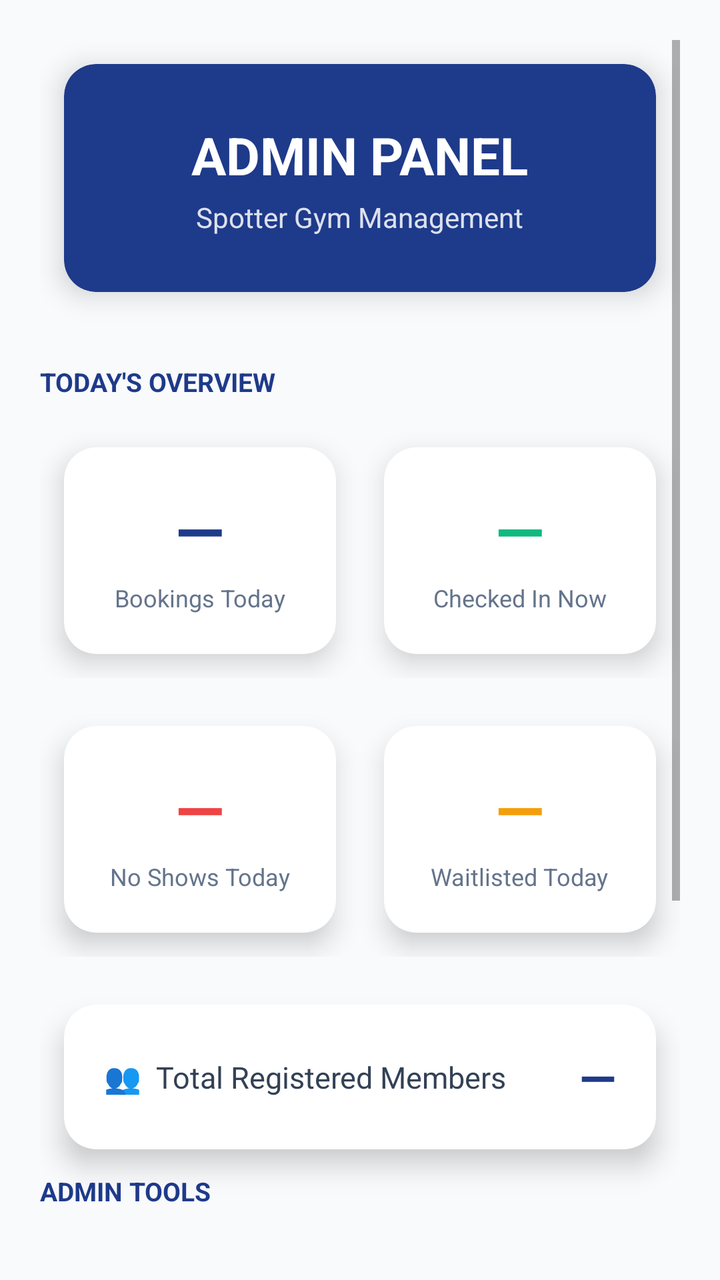
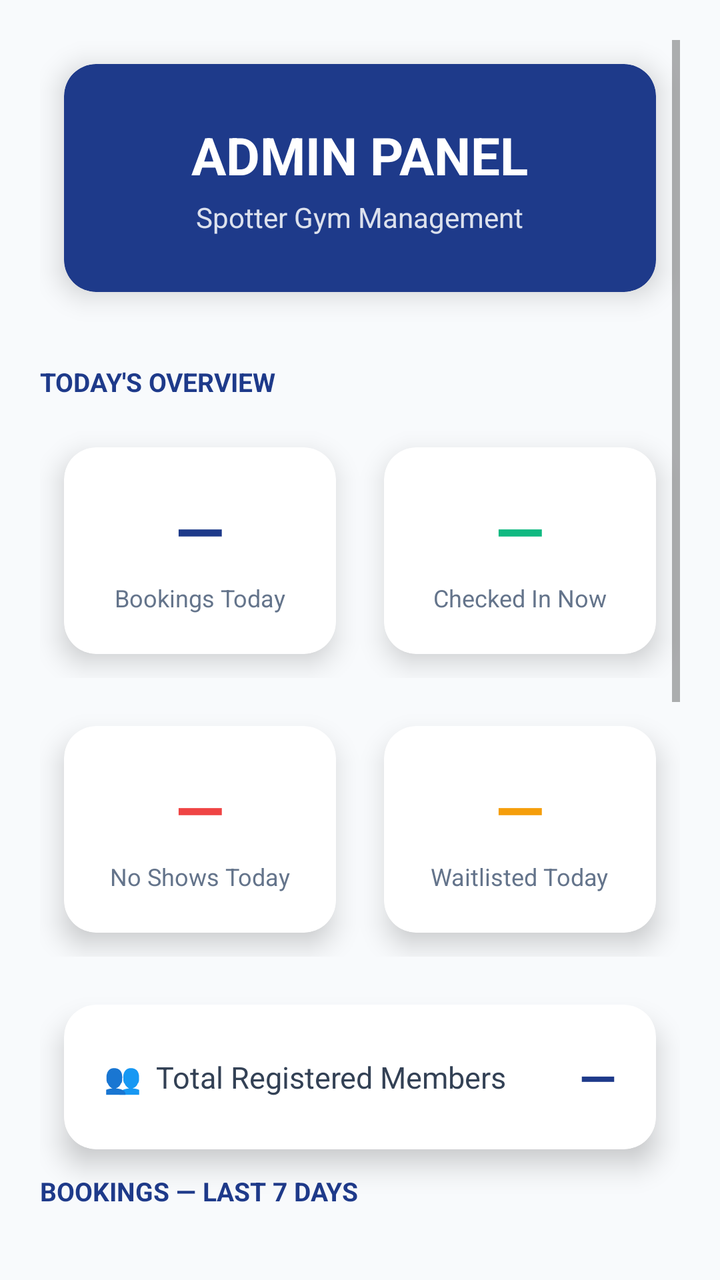

Compare the two renders of this Android layout. The source of the first and the diff that turns it into the second are given below.
<!-- AndroidManifest.xml: application theme Theme.SpotterMobile -->
<!-- res/layout/activity_admin_dashboard.xml -->
<?xml version="1.0" encoding="utf-8"?>
<ScrollView xmlns:android="http://schemas.android.com/apk/res/android"
    xmlns:app="http://schemas.android.com/apk/res-auto"
    android:layout_width="match_parent"
    android:layout_height="match_parent"
    android:background="@color/light_gray"
    android:padding="20dp">

    <LinearLayout
        android:layout_width="match_parent"
        android:layout_height="wrap_content"
        android:orientation="vertical">

        
        <androidx.cardview.widget.CardView
            android:layout_width="match_parent"
            android:layout_height="wrap_content"
            style="@style/GymCard"
            app:cardBackgroundColor="@color/primary_blue">
            <LinearLayout
                android:layout_width="match_parent"
                android:layout_height="wrap_content"
                android:gravity="center"
                android:orientation="vertical"
                android:padding="28dp">
                <TextView
                    android:layout_width="wrap_content"
                    android:layout_height="wrap_content"
                    android:text="ADMIN PANEL"
                    android:textColor="@color/white"
                    android:textSize="26sp"
                    android:textStyle="bold" />
                <TextView
                    android:layout_width="wrap_content"
                    android:layout_height="wrap_content"
                    android:layout_marginTop="4dp"
                    android:alpha="0.85"
                    android:text="Spotter Gym Management"
                    android:textColor="@color/white"
                    android:textSize="14sp" />
            </LinearLayout>
        </androidx.cardview.widget.CardView>

        
        <TextView
            android:layout_width="wrap_content"
            android:layout_height="wrap_content"
            android:layout_marginTop="24dp"
            android:layout_marginBottom="12dp"
            android:text="TODAY'S OVERVIEW"
            android:textColor="@color/primary_blue"
            android:textSize="13sp"
            android:textStyle="bold" />

        
        <LinearLayout
            android:layout_width="match_parent"
            android:layout_height="wrap_content"
            android:orientation="horizontal"
            android:layout_marginBottom="12dp">

            <androidx.cardview.widget.CardView
                android:layout_width="0dp"
                android:layout_height="wrap_content"
                android:layout_weight="1"
                android:layout_marginEnd="6dp"
                style="@style/GymCard"
                app:cardBackgroundColor="@color/white">
                <LinearLayout
                    android:layout_width="match_parent"
                    android:layout_height="wrap_content"
                    android:orientation="vertical"
                    android:padding="20dp"
                    android:gravity="center">
                    <TextView
                        android:id="@+id/tvStatBookings"
                        android:layout_width="wrap_content"
                        android:layout_height="wrap_content"
                        android:text="—"
                        android:textSize="32sp"
                        android:textStyle="bold"
                        android:textColor="@color/primary_blue" />
                    <TextView
                        android:layout_width="wrap_content"
                        android:layout_height="wrap_content"
                        android:layout_marginTop="4dp"
                        android:text="Bookings Today"
                        android:textSize="12sp"
                        android:textColor="@color/gray" />
                </LinearLayout>
            </androidx.cardview.widget.CardView>

            <androidx.cardview.widget.CardView
                android:layout_width="0dp"
                android:layout_height="wrap_content"
                android:layout_weight="1"
                android:layout_marginStart="6dp"
                style="@style/GymCard"
                app:cardBackgroundColor="@color/white">
                <LinearLayout
                    android:layout_width="match_parent"
                    android:layout_height="wrap_content"
                    android:orientation="vertical"
                    android:padding="20dp"
                    android:gravity="center">
                    <TextView
                        android:id="@+id/tvStatCheckedIn"
                        android:layout_width="wrap_content"
                        android:layout_height="wrap_content"
                        android:text="—"
                        android:textSize="32sp"
                        android:textStyle="bold"
                        android:textColor="@color/success" />
                    <TextView
                        android:layout_width="wrap_content"
                        android:layout_height="wrap_content"
                        android:layout_marginTop="4dp"
                        android:text="Checked In Now"
                        android:textSize="12sp"
                        android:textColor="@color/gray" />
                </LinearLayout>
            </androidx.cardview.widget.CardView>
        </LinearLayout>

        
        <LinearLayout
            android:layout_width="match_parent"
            android:layout_height="wrap_content"
            android:orientation="horizontal"
            android:layout_marginBottom="12dp">

            <androidx.cardview.widget.CardView
                android:layout_width="0dp"
                android:layout_height="wrap_content"
                android:layout_weight="1"
                android:layout_marginEnd="6dp"
                style="@style/GymCard"
                app:cardBackgroundColor="@color/white">
                <LinearLayout
                    android:layout_width="match_parent"
                    android:layout_height="wrap_content"
                    android:orientation="vertical"
                    android:padding="20dp"
                    android:gravity="center">
                    <TextView
                        android:id="@+id/tvStatNoShows"
                        android:layout_width="wrap_content"
                        android:layout_height="wrap_content"
                        android:text="—"
                        android:textSize="32sp"
                        android:textStyle="bold"
                        android:textColor="@color/error" />
                    <TextView
                        android:layout_width="wrap_content"
                        android:layout_height="wrap_content"
                        android:layout_marginTop="4dp"
                        android:text="No Shows Today"
                        android:textSize="12sp"
                        android:textColor="@color/gray" />
                </LinearLayout>
            </androidx.cardview.widget.CardView>

            <androidx.cardview.widget.CardView
                android:layout_width="0dp"
                android:layout_height="wrap_content"
                android:layout_weight="1"
                android:layout_marginStart="6dp"
                style="@style/GymCard"
                app:cardBackgroundColor="@color/white">
                <LinearLayout
                    android:layout_width="match_parent"
                    android:layout_height="wrap_content"
                    android:orientation="vertical"
                    android:padding="20dp"
                    android:gravity="center">
                    <TextView
                        android:id="@+id/tvStatWaitlisted"
                        android:layout_width="wrap_content"
                        android:layout_height="wrap_content"
                        android:text="—"
                        android:textSize="32sp"
                        android:textStyle="bold"
                        android:textColor="@color/gold" />
                    <TextView
                        android:layout_width="wrap_content"
                        android:layout_height="wrap_content"
                        android:layout_marginTop="4dp"
                        android:text="Waitlisted Today"
                        android:textSize="12sp"
                        android:textColor="@color/gray" />
                </LinearLayout>
            </androidx.cardview.widget.CardView>
        </LinearLayout>

        
        <androidx.cardview.widget.CardView
            android:layout_width="match_parent"
            android:layout_height="wrap_content"
            android:layout_marginBottom="24dp"
            style="@style/GymCard"
            app:cardBackgroundColor="@color/white">
            <LinearLayout
                android:layout_width="match_parent"
                android:layout_height="wrap_content"
                android:orientation="horizontal"
                android:padding="20dp"
                android:gravity="center_vertical">
                <TextView
                    android:layout_width="0dp"
                    android:layout_height="wrap_content"
                    android:layout_weight="1"
                    android:text="👥  Total Registered Members"
                    android:textSize="15sp"
                    android:textColor="@color/dark_gray" />
                <TextView
                    android:id="@+id/tvStatTotalMembers"
                    android:layout_width="wrap_content"
                    android:layout_height="wrap_content"
                    android:text="—"
                    android:textSize="24sp"
                    android:textStyle="bold"
                    android:textColor="@color/primary_blue" />
            </LinearLayout>
        </androidx.cardview.widget.CardView>

        
        <TextView
            android:layout_width="wrap_content"
            android:layout_height="wrap_content"
            android:layout_marginBottom="12dp"
            android:text="ADMIN TOOLS"
            android:textColor="@color/primary_blue"
            android:textSize="13sp"
            android:textStyle="bold" />

        <androidx.cardview.widget.CardView
            android:layout_width="match_parent"
            android:layout_height="wrap_content"
            android:layout_marginBottom="12dp"
            style="@style/GymCard"
            app:cardBackgroundColor="@color/white">
            <Button
                android:id="@+id/btnViewUsers"
                style="@style/GymButton"
                android:layout_width="match_parent"
                android:layout_height="52dp"
                android:text="👤  Manage Members" />
        </androidx.cardview.widget.CardView>

        <androidx.cardview.widget.CardView
            android:layout_width="match_parent"
            android:layout_height="wrap_content"
            android:layout_marginBottom="24dp"
            style="@style/GymCard"
            app:cardBackgroundColor="@color/white">
            <Button
                android:id="@+id/btnViewBookings"
                style="@style/GymButton"
                android:layout_width="match_parent"
                android:layout_height="52dp"
                android:text="📋  View All Bookings" />
        </androidx.cardview.widget.CardView>

        <Button
            android:id="@+id/btnLogout"
            style="@style/GymButton"
            android:layout_width="match_parent"
            android:layout_height="52dp"
            android:backgroundTint="@color/error"
            android:text="LOGOUT" />

    </LinearLayout>
</ScrollView>
<!-- resources referenced by this layout -->
<resources>
  <color name="dark_gray">#334155</color>
  <color name="error">#EF4444</color>
  <color name="gold">#F59E0B</color>
  <color name="gray">#64748B</color>
  <color name="light_gray">#F8FAFC</color>
  <color name="primary_blue">#1E3A8A</color>
  <color name="success">#10B981</color>
  <color name="white">#FFFFFF</color>
  <style name="GymButton" parent="Widget.MaterialComponents.Button">
        
          <item name="android:layout_margin">12dp</item>
          <item name="android:textSize">16sp</item>
          <item name="android:textStyle">bold</item>
          <item name="android:textColor">@color/white</item>
          <item name="backgroundTint">@color/primary_blue</item>
          <item name="cornerRadius">12dp</item>
          <item name="elevation">4dp</item>
      </style>
  <style name="GymCard" parent="Widget.MaterialComponents.CardView">
          <item name="cardCornerRadius">16dp</item>
          <item name="cardElevation">8dp</item>
          <item name="android:layout_margin">12dp</item>
      </style>
  <style name="Theme.SpotterMobile" parent="Theme.MaterialComponents.Light.NoActionBar">
          
          
          <item name="colorPrimary">@color/primary_blue</item>
          <item name="colorPrimaryVariant">@color/primary_blue_dark</item>
          <item name="colorOnPrimary">@color/white</item>
          <item name="colorSecondary">@color/gold</item>
          <item name="colorSecondaryVariant">@color/gold_dark</item>
          <item name="colorOnSecondary">@color/white</item>
          <item name="android:statusBarColor">@color/primary_blue_dark</item>
          <item name="colorSurface">@color/white</item>
  
          
          <item name="colorOnSurface">@color/dark_gray</item>
          <item name="colorOnBackground">@color/dark_gray</item>
          <item name="android:textColorHint">@color/gray</item>
          <item name="android:textColor">@color/dark_gray</item>
      </style>
  <color name="primary_blue_dark">#1E40AF</color>
  <color name="gold_dark">#D97706</color>
</resources>

<!-- the commit's change to res/layout/activity_admin_dashboard.xml (unified diff, before → after) -->
@@ -228,6 +228,46 @@
             android:layout_width="wrap_content"
             android:layout_height="wrap_content"
             android:layout_marginBottom="12dp"
+            android:text="BOOKINGS — LAST 7 DAYS"
+            android:textColor="@color/primary_blue"
+            android:textSize="13sp"
+            android:textStyle="bold" />
+
+        <androidx.cardview.widget.CardView
+            android:layout_width="match_parent"
+            android:layout_height="wrap_content"
+            android:layout_marginBottom="24dp"
+            style="@style/GymCard"
+            app:cardBackgroundColor="@color/white">
+
+            <LinearLayout
+                android:layout_width="match_parent"
+                android:layout_height="wrap_content"
+                android:orientation="vertical"
+                android:padding="16dp">
+
+                <com.example.spottermobile.views.BookingsBarChartView
+                    android:id="@+id/barChartBookings"
+                    android:layout_width="match_parent"
+                    android:layout_height="160dp" />
+
+                <TextView
+                    android:layout_width="wrap_content"
+                    android:layout_height="wrap_content"
+                    android:layout_marginTop="8dp"
+                    android:layout_gravity="end"
+                    android:text="■ Past days   ■ Today"
+                    android:textSize="10sp"
+                    android:textColor="@color/gray" />
+
+            </LinearLayout>
+        </androidx.cardview.widget.CardView>
+
+        
+        <TextView
+            android:layout_width="wrap_content"
+            android:layout_height="wrap_content"
+            android:layout_marginBottom="12dp"
             android:text="ADMIN TOOLS"
             android:textColor="@color/primary_blue"
             android:textSize="13sp"
